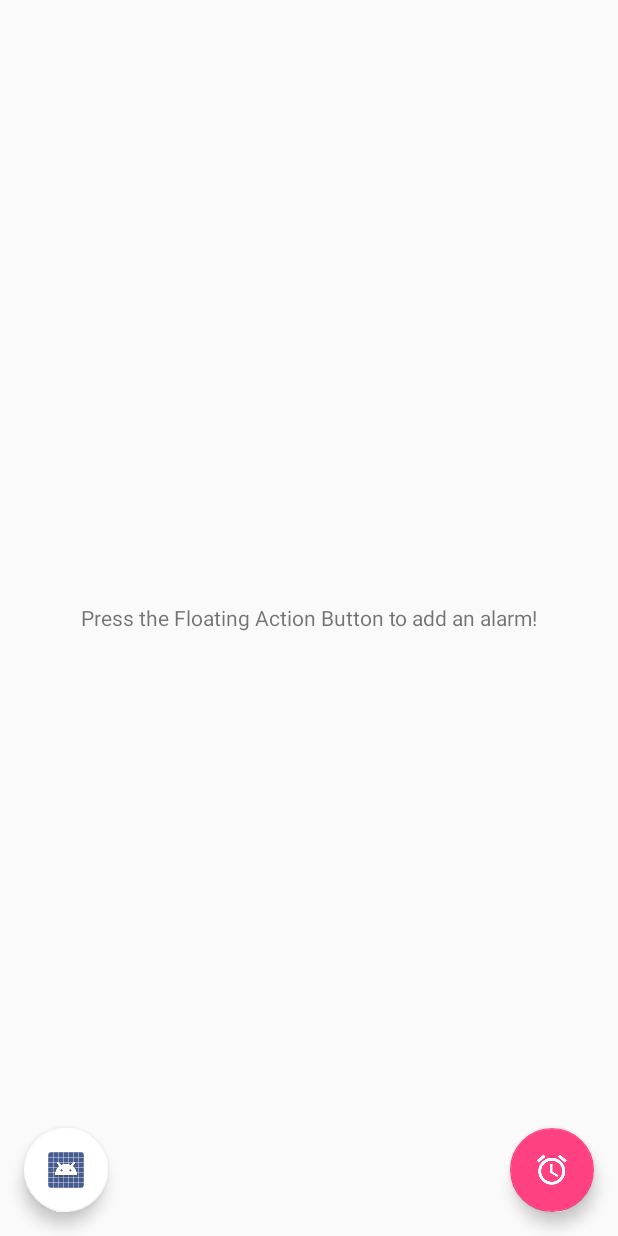
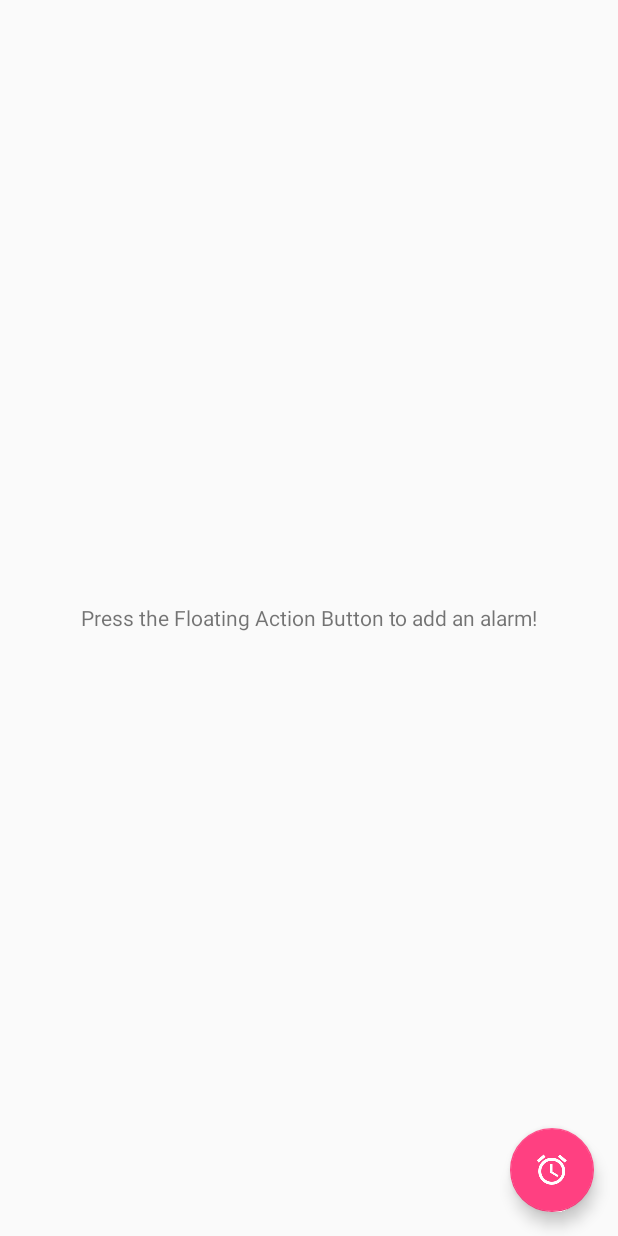
Before and after one commit to VincentZhechen/Sleepherd-08781, an Android app: the layout fragment_main.xml on its own in the app's theme, with its tools: preview values and no code run, on a phone screen of 412 x 824 dp. Run offline under Robolectric (Android 15) with nearby library versions, the phone set to English and light mode, and no system bars.

Commit message:
remove float button app blocking

```diff
--- a/app/src/main/res/layout/fragment_main.xml
+++ b/app/src/main/res/layout/fragment_main.xml
@@ -18,17 +18,17 @@
         android:gravity="center"
         android:text="@string/empty_view_text"/>
 
-    <android.support.design.widget.FloatingActionButton
-        android:id="@+id/block_app"
-        android:layout_width="56dp"
-        android:layout_height="60dp"
-        android:layout_gravity="bottom|start"
-        android:layout_marginBottom="@dimen/fab_margin_default"
-        android:layout_marginLeft="@dimen/fab_margin_default"
-        android:layout_marginStart="@dimen/fab_margin_default"
-        app:backgroundTint="@color/icons"
-        app:srcCompat="@android:drawable/sym_def_app_icon"
-        tools:layout_editor_absoluteY="455dp" />
+    <!--<android.support.design.widget.FloatingActionButton-->
+        <!--android:id="@+id/block_app"-->
+        <!--android:layout_width="56dp"-->
+        <!--android:layout_height="60dp"-->
+        <!--android:layout_gravity="bottom|start"-->
+        <!--android:layout_marginBottom="@dimen/fab_margin_default"-->
+        <!--android:layout_marginLeft="@dimen/fab_margin_default"-->
+        <!--android:layout_marginStart="@dimen/fab_margin_default"-->
+        <!--app:backgroundTint="@color/icons"-->
+        <!--app:srcCompat="@android:drawable/sym_def_app_icon"-->
+        <!--tools:layout_editor_absoluteY="455dp" />-->
 
     <android.support.design.widget.FloatingActionButton
         android:id="@+id/fab"
```
Also changed, not shown: 8 other files.
